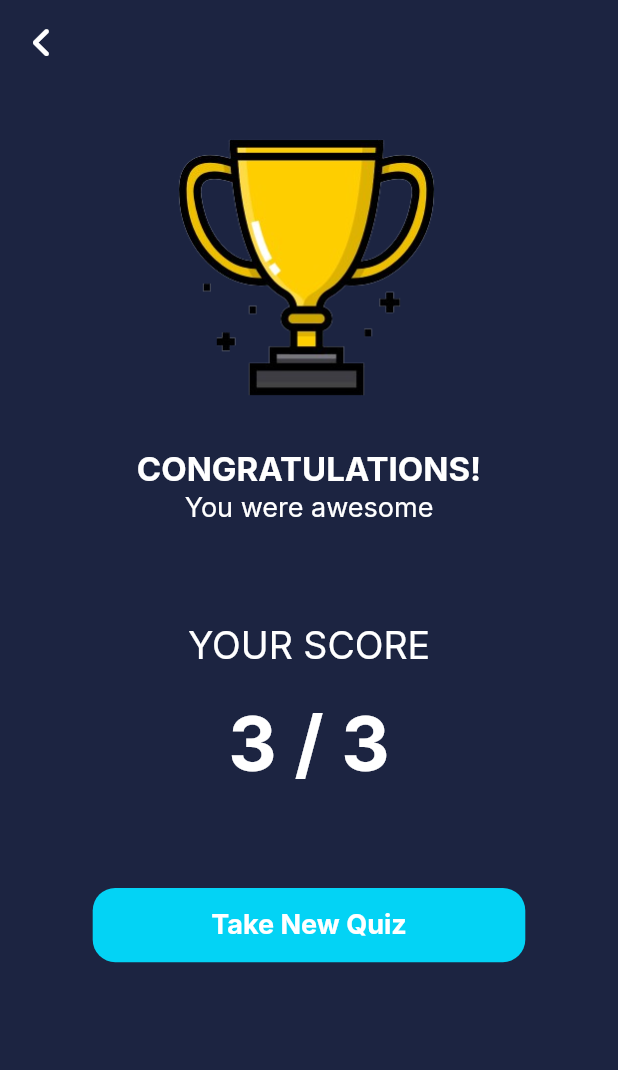
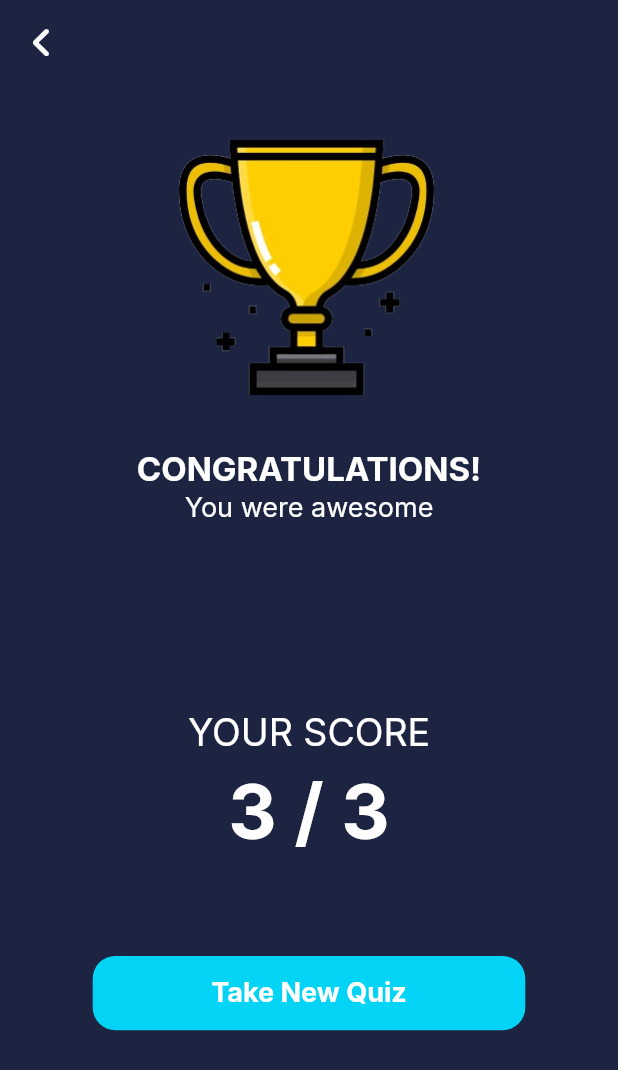
Before and after one commit to N-DiLo/quiz_app, a Flutter app: the QuizResultView screen opened directly, on a phone screen of 412 x 824 dp. Shown: the top 1070 px of the screen. Run offline on Flutter 3.47's test engine with Material 2 defaults, Android fonts, the phone set to English and light mode, and no system bars; drawn by our look-alikes of confetti; our stand-ins replace fluttertoast, font_awesome_flutter, google_fonts.

Commit message:
feat: made device orientation to portraitUp only

```diff
--- a/lib/main.dart
+++ b/lib/main.dart
@@ -13,6 +13,8 @@ void main() {
     statusBarBrightness: Brightness.light,
     statusBarColor: Colors.transparent,
   ));
+
+  SystemChrome.setPreferredOrientations([DeviceOrientation.portraitUp]);
 }
 
 class MyApp extends StatelessWidget {
--- a/lib/views/quiz_result_view.dart
+++ b/lib/views/quiz_result_view.dart
@@ -90,14 +90,14 @@ class _QuizResultViewState extends State<QuizResultView> {
                 fontWeight: FontWeight.w400,
                 color: whiteColor,
               ),
-              SizedBox(height: mHeight * 0.08),
+              SizedBox(height: mHeight * 0.15),
               AppText(
                 text: qRVM.qRScore,
                 fontSize: 25,
                 fontWeight: FontWeight.w400,
                 color: whiteColor,
               ),
-              SizedBox(height: mHeight * 0.025),
+              SizedBox(height: mHeight * 0.01),
               AppText(
                 text: qRVM.qScore,
                 fontSize: 50,
```
